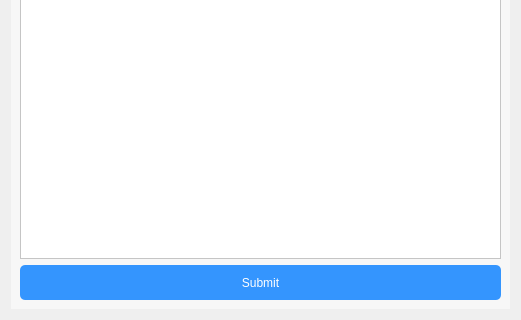
This is widget/menu/addorderitem.ui in Anmol-A-jain/Dyner-order-client as Qt 5 draws it before an edit; both pictures show x 0 to 521 and y 426 to 746 of the 521 by 746 pixel window. The edited form follows.
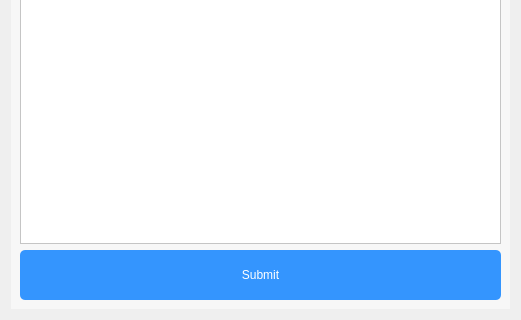
This is the edited form.

```diff
--- a/widget/menu/addorderitem.ui
+++ b/widget/menu/addorderitem.ui
@@ -13,6 +13,9 @@
   <property name="windowTitle">
    <string>Add To Cart</string>
   </property>
+  <property name="styleSheet">
+   <string notr="true">font: 10pt &quot;MS Shell Dlg 2&quot;;</string>
+  </property>
   <layout class="QVBoxLayout" name="verticalLayout">
    <item>
     <widget class="QWidget" name="window" native="true">
@@ -134,7 +137,7 @@
            <x>0</x>
            <y>0</y>
            <width>483</width>
-           <height>608</height>
+           <height>588</height>
           </rect>
          </property>
          <layout class="QVBoxLayout" name="verticalLayout_2">
@@ -236,7 +239,7 @@
         <property name="minimumSize">
          <size>
           <width>0</width>
-          <height>35</height>
+          <height>50</height>
          </size>
         </property>
         <property name="styleSheet">
```
Left out of the diff: 1 changed line with no effect on the pictures.
